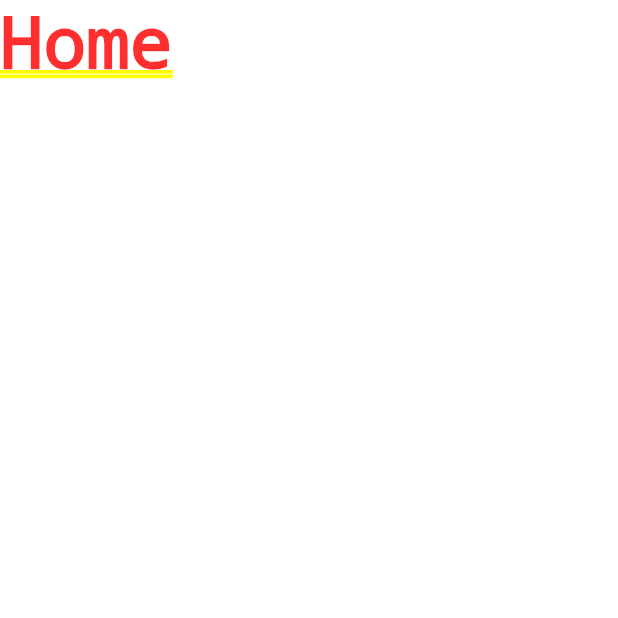
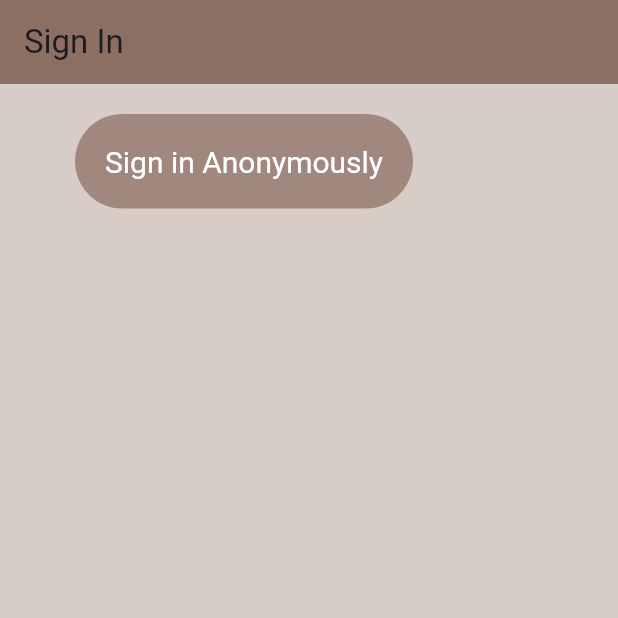
Before and after one commit to siddhant-vij/brew_crew, a Flutter app: the screen it shows after launch, on a phone screen of 412 x 824 dp, the top half of it. Run offline on Flutter 3.47's test engine with Material 3 defaults, Android fonts, the phone set to English and light mode, and no system bars; our stand-ins replace firebase_auth, firebase_core, logger; accounts and stored records are empty; generated files the repository leaves out were written again.

Commit message:
Feat: Anonymous Sign in & Sign out
- Firebase Authentication

```diff
--- a/lib/main.dart
+++ b/lib/main.dart
@@ -1,7 +1,10 @@
+import 'package:brew_crew/services/auth.dart';
 import 'package:flutter/material.dart';
 import 'package:firebase_core/firebase_core.dart';
+import 'package:provider/provider.dart';
+
 import 'firebase_options.dart';
-
+import 'models/app_user.dart';
 import 'screens/wrapper.dart';
 
 Future<void> main() async {
@@ -18,8 +21,12 @@ class BrewCrewApp extends StatelessWidget {
 
   @override
   Widget build(BuildContext context) {
-    return const MaterialApp(
-      home: Wrapper(),
+    return StreamProvider<AppUser?>.value(
+      initialData: null,
+      value: AuthService().userStream,
+      child: const MaterialApp(
+        home: Wrapper(),
+      ),
     );
   }
 }
--- /dev/null
+++ b/lib/models/app_user.dart
@@ -0,0 +1,5 @@
+class AppUser {
+  final String uid;
+
+  const AppUser({required this.uid});
+}
--- a/lib/screens/auth/authenticate.dart
+++ b/lib/screens/auth/authenticate.dart
@@ -1,10 +1,12 @@
 import 'package:flutter/material.dart';
+
+import 'sign_in.dart';
 
 class Authenticate extends StatelessWidget {
   const Authenticate({super.key});
 
   @override
   Widget build(BuildContext context) {
-    return const Text("Authenticate");
+    return const SignIn();
   }
 }
--- a/lib/screens/auth/sign_in.dart
+++ b/lib/screens/auth/sign_in.dart
@@ -0,0 +1,54 @@
+import 'package:brew_crew/models/app_user.dart';
+import 'package:flutter/material.dart';
+import 'package:logger/logger.dart';
+
+import '../../services/auth.dart';
+
+class SignIn extends StatefulWidget {
+  const SignIn({super.key});
+
+  @override
+  State<SignIn> createState() => _SignInState();
+}
+
+class _SignInState extends State<SignIn> {
+  final AuthService _auth = AuthService();
+  final Logger _logger = Logger();
+
+  @override
+  Widget build(BuildContext context) {
+    return Scaffold(
+      backgroundColor: Colors.brown[100],
+      appBar: AppBar(
+        backgroundColor: Colors.brown[400],
+        elevation: 0.0,
+        title: const Text('Sign In'),
+      ),
+      body: Container(
+        padding: const EdgeInsets.symmetric(
+          vertical: 20.0,
+          horizontal: 50.0,
+        ),
+        child: TextButton(
+          style: TextButton.styleFrom(
+            foregroundColor: Colors.white,
+            textStyle: const TextStyle(fontSize: 20.0),
+            backgroundColor: Colors.brown[300],
+            padding: const EdgeInsets.all(20.0),
+            shape: const StadiumBorder(),
+          ),
+          onPressed: () async {
+            AppUser? result = await _auth.signInAnonymously();
+            if (result == null) {
+              _logger.e('Error signing in');
+            } else {
+              _logger.i('Signed in');
+              _logger.i(result.uid);
+            }
+          },
+          child: const Text('Sign in Anonymously'),
+        ),
+      ),
+    );
+  }
+}
--- a/lib/screens/wrapper.dart
+++ b/lib/screens/wrapper.dart
@@ -1,4 +1,6 @@
+import 'package:brew_crew/models/app_user.dart';
 import 'package:flutter/material.dart';
+import 'package:provider/provider.dart';
 
 import 'home/home.dart';
 import 'auth/authenticate.dart';
@@ -13,8 +15,11 @@ class Wrapper extends StatefulWidget {
 class _WrapperState extends State<Wrapper> {
   @override
   Widget build(BuildContext context) {
-    // Return Home or Authenticate screen based on auth status.
-    return const Home();
-    // return const Authenticate();
+    final AppUser? user = Provider.of<AppUser?>(context);
+    if (user == null) {
+      return const Authenticate();
+    } else {
+      return Home();
+    }
   }
 }
--- a/pubspec.yaml
+++ b/pubspec.yaml
@@ -11,7 +11,10 @@ dependencies:
   flutter:
     sdk: flutter
   cupertino_icons: ^1.0.2
+  logger: ^2.0.2+1
+  provider: ^6.1.1
   firebase_core: ^2.24.2
+  firebase_auth: ^4.16.0
 
 dev_dependencies:
   flutter_test:
```
Also changed, not shown: lib/screens/home/home.dart (+22 -2 lines), lib/services/auth.dart (+86 -0 lines), lib/models/user.dart (deleted), pubspec.lock.
